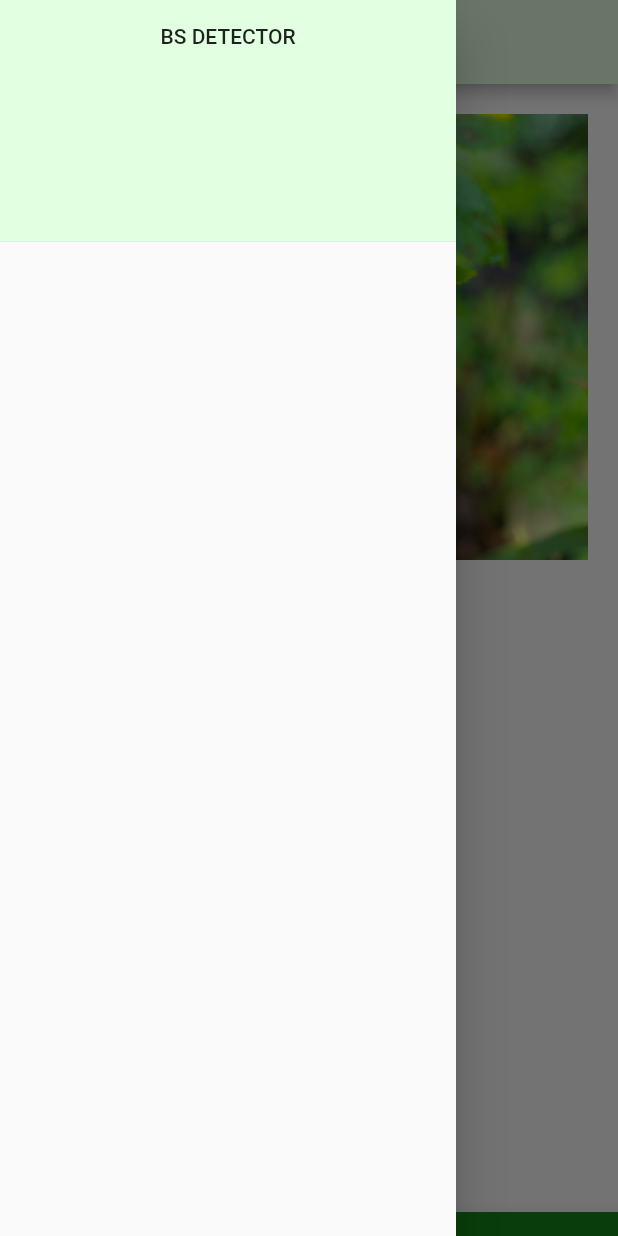
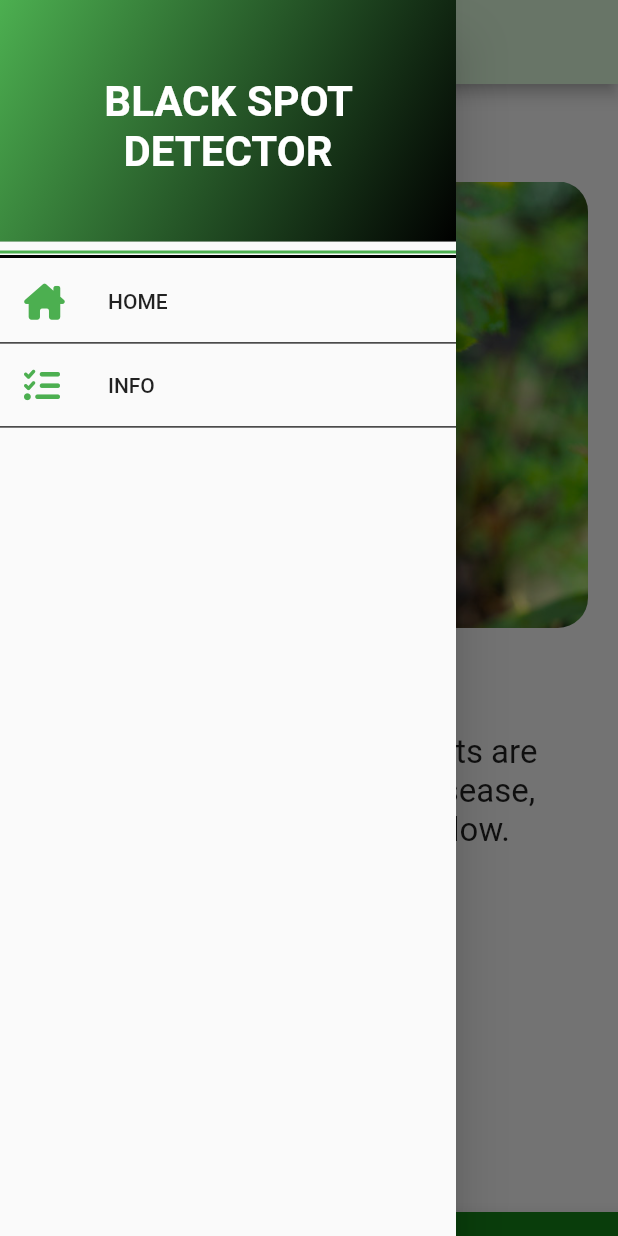
Before and after one commit to derricktab/blackspot_detector, a Flutter app: the screen it shows after launch, with the side drawer open, on a phone screen of 412 x 824 dp. Run offline on Flutter 3.47's test engine with Material 2 defaults, Android fonts, the light colour scheme and no system bars; our stand-ins replace connectivity_plus, dio, flutter_spinkit, font_awesome_flutter, image_picker; Roboto replaces fonts that are missing (times new roman).

Commit message:
small changes

```diff
--- a/lib/drawer.dart
+++ b/lib/drawer.dart
@@ -1,4 +1,5 @@
 import 'package:flutter/material.dart';
+import 'package:font_awesome_flutter/font_awesome_flutter.dart';
 
 class MyDrawer extends StatefulWidget {
   const MyDrawer({Key? key}) : super(key: key);
@@ -13,15 +14,82 @@ class _MyDrawerState extends State<MyDrawer> {
     return Drawer(
       child: ListView(
         children: [
+          // DRAWER HEADER
           DrawerHeader(
               decoration: const BoxDecoration(
-                color: Color.fromARGB(255, 226, 255, 225),
+                gradient: LinearGradient(
+                  colors: [Colors.green, Colors.black],
+                  begin: Alignment.topLeft,
+                  end: Alignment.bottomRight,
+                ),
+                color: Color.fromARGB(255, 128, 219, 125),
               ),
               child: Column(
+                mainAxisAlignment: MainAxisAlignment.center,
                 children: const [
-                  Text("BS DETECTOR"),
+                  Text(
+                    "BLACK SPOT DETECTOR",
+                    style: TextStyle(
+                      fontFamily: "times new roman",
+                      fontSize: 28,
+                      color: Colors.white,
+                      fontWeight: FontWeight.bold,
+                    ),
+                    textAlign: TextAlign.center,
+                  ),
                 ],
-              ))
+              )),
+
+          // const SizedBox(height: 1),
+
+          const Divider(
+            color: Colors.green,
+            thickness: 2,
+            height: 0,
+          ),
+          const Divider(
+            color: Colors.black,
+            thickness: 2,
+            height: 4,
+          ),
+
+          // DRAWER NAV ITEMS
+          ListTile(
+            // HOME
+            title: const Text("HOME"),
+            leading: const Icon(
+              FontAwesomeIcons.houseChimney,
+              color: Colors.green,
+            ),
+            onTap: () {
+              Navigator.pop(context);
+              // Navigator.pushNamed(context, "home");
+            },
+          ),
+
+          const Divider(
+            color: Colors.black,
+            thickness: 0.8,
+            height: 0,
+          ),
+
+          // RESULTS
+          ListTile(
+            title: const Text("INFO"),
+            leading: const Icon(
+              FontAwesomeIcons.listCheck,
+              color: Colors.green,
+            ),
+            onTap: () {
+              Navigator.pushNamed(context, "info");
+            },
+          ),
+
+             const Divider(
+            color: Colors.black,
+            thickness: 0.8,
+            height: 0,
+          )
         ],
       ),
     );
--- a/lib/homepage.dart
+++ b/lib/homepage.dart
@@ -1,3 +1,4 @@
+import 'package:blackspot_detector/results.dart';
 import 'package:flutter/material.dart';
 import 'package:font_awesome_flutter/font_awesome_flutter.dart';
 import 'package:image_picker/image_picker.dart';
@@ -31,7 +32,7 @@ class _BlackSpotDetectorState extends State<BlackSpotDetector> {
           children: [
             // PICKING IMAGE FROM CAMERA
             ListTile(
-              title: const Text("Pick From Camera"),
+              title: const Text("Take Image With Camera"),
               leading: const Icon(
                 FontAwesomeIcons.camera,
                 color: Colors.green,
@@ -39,14 +40,17 @@ class _BlackSpotDetectorState extends State<BlackSpotDetector> {
               onTap: () async {
                 final XFile? image =
                     await _picker.pickImage(source: ImageSource.camera);
-                // printing the image path
-                print(image!.path);
-                setState(() {
-                  pickedImagePath = image.path;
-                  imagePicked = true;
-                });
+
+                var imgPath = image!.path;
+
+                // await _prefs.setBool("imagePicked", true);
 
                 Navigator.pop(context);
+
+                Navigator.push(
+                    context,
+                    MaterialPageRoute(
+                        builder: (context) => Results(imageurl: imgPath)));
               },
             ),
 
@@ -61,12 +65,14 @@ class _BlackSpotDetectorState extends State<BlackSpotDetector> {
                 final XFile? image =
                     await _picker.pickImage(source: ImageSource.gallery);
                 // printing the image path
-                print(image!.path);
-                setState(() {
-                  pickedImagePath = image.path;
-                  imagePicked = true;
-                });
+
+                var imgPath = image!.path;
+
                 Navigator.pop(context);
+                Navigator.push(
+                    context,
+                    MaterialPageRoute(
+                        builder: (context) => Results(imageurl: imgPath)));
               },
             ),
           ],
@@ -99,7 +105,7 @@ class _BlackSpotDetectorState extends State<BlackSpotDetector> {
         // APPBAR
         appBar: AppBar(
           backgroundColor: Color.fromARGB(255, 226, 255, 225),
-          title: const Text("BLACKSPOT DETECTOR"),
+          title: const Text("BLACK SPOT DETECTOR"),
           foregroundColor: Colors.black,
         ),
 
@@ -109,12 +115,34 @@ class _BlackSpotDetectorState extends State<BlackSpotDetector> {
         // BODY
         body: ListView(
           children: [
+            // SOME SPACING AT THE TOP
+            const SizedBox(
+              height: 45,
+            ),
+
+            // IMAGE OF ROSE WITH BLACK SPOT DISEASE
             Container(
               padding: const EdgeInsets.all(20),
               decoration: BoxDecoration(
                 borderRadius: BorderRadius.circular(500),
               ),
-              child: Image.asset("images/1st.jpg"),
+              child: ClipRRect(
+                borderRadius: BorderRadius.circular(20),
+                child: Image.asset("images/1st.jpg"),
+              ),
+            ),
+
+            // ANOTHER SIZED BOX
+            const SizedBox(height: 30),
+
+            // TEXT FOR THE USER OF THE APP
+            Container(
+              padding: const EdgeInsets.all(20),
+              child: const Text(
+                "To check if your rose plants are affected by black spot disease,  Please click the icon below.",
+                style: TextStyle(fontSize: 22),
+                textAlign: TextAlign.center,
+              ),
             ),
           ],
         ));
--- a/lib/main.dart
+++ b/lib/main.dart
@@ -1,5 +1,7 @@
+import 'package:blackspot_detector/info.dart';
+import 'package:blackspot_detector/internet.dart';
 import 'package:flutter/material.dart';
-
+import 'results.dart';
 import 'homepage.dart';
 
 void main(List<String> args) {
@@ -14,11 +16,20 @@ class MainApp extends StatefulWidget {
 }
 
 class _MainAppState extends State<MainApp> {
+  var imagePath;
+
   @override
   Widget build(BuildContext context) {
-    return const MaterialApp(
+    return MaterialApp(
       debugShowCheckedModeBanner: false,
       home: BlackSpotDetector(),
+      routes: {
+        'results': (context) => Results(
+              imageurl: imagePath,
+            ),
+        'info': (context) => const Info(),
+        'home': (context) => const BlackSpotDetector(),
+      },
     );
   }
 }
--- /dev/null
+++ b/things to add to the app.txt
@@ -0,0 +1,2 @@
+check if there is internet connection
+first classify if the plant is a rose flower.
```
Also changed, not shown: lib/info.dart (added, +88 -0 lines), lib/internet.dart (added, +126 -0 lines), lib/results.dart (added, +297 -0 lines), pubspec.yaml (+8 -4 lines), fonts/TESLA.ttf (added), images/roseblackspotdsc0010.jpg (added), pubspec.lock, 4 other files.
